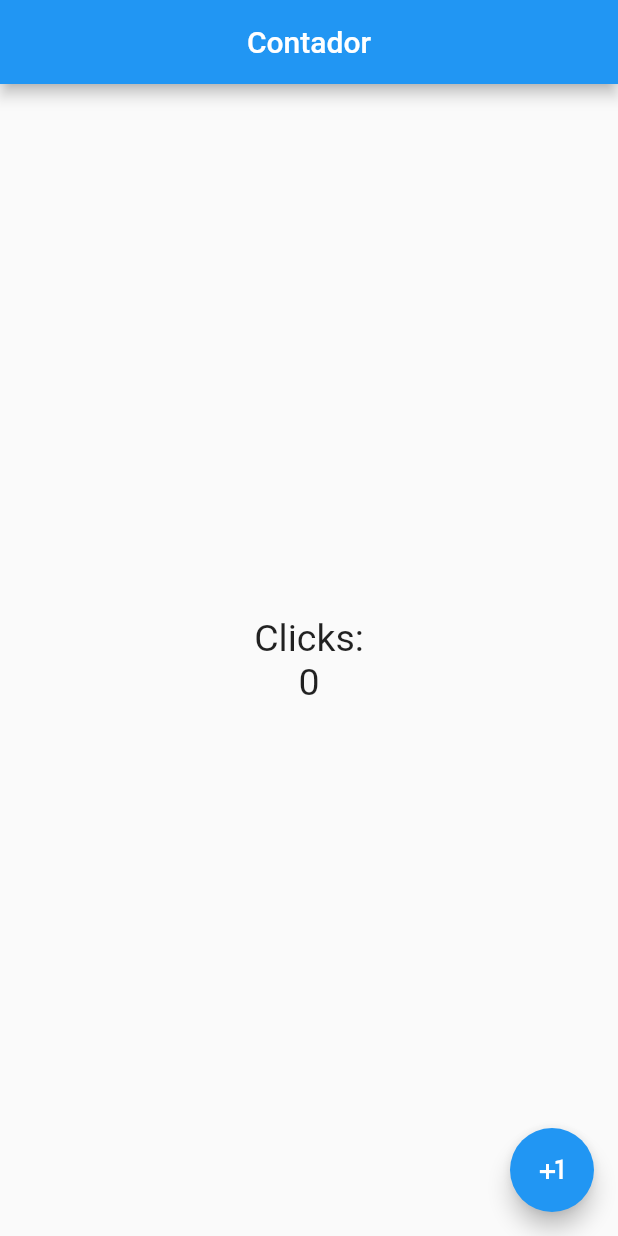
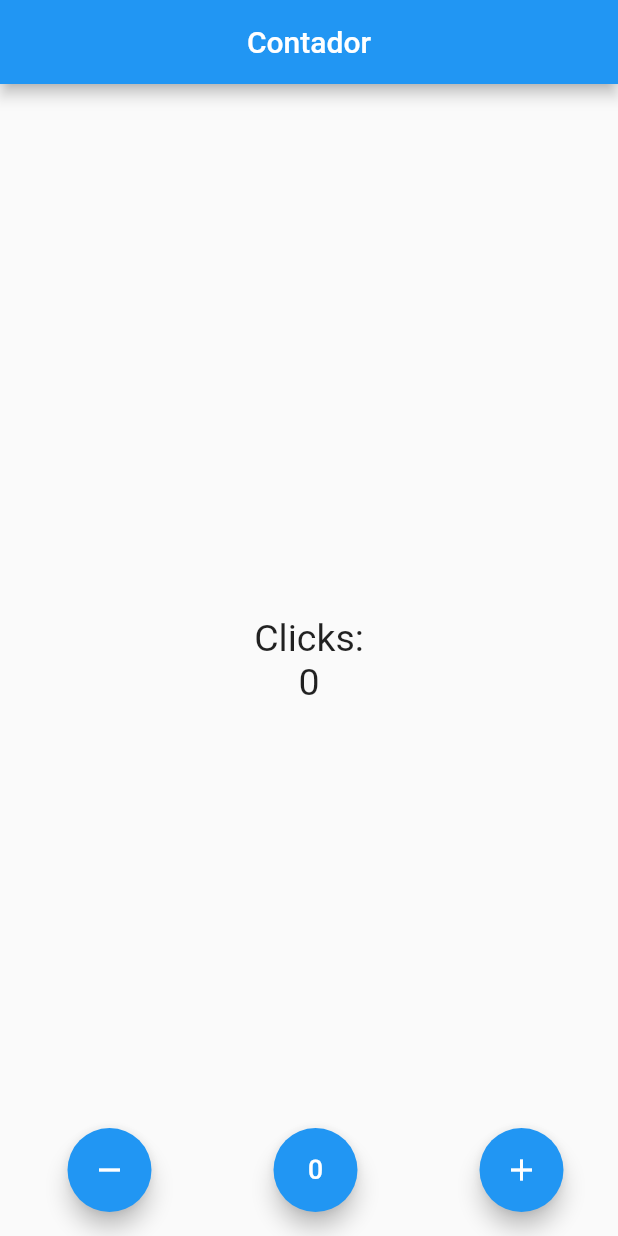
Before and after one commit to adrielmoreno/flutter-counter, a Flutter app: the screen it shows after launch, on a phone screen of 412 x 824 dp. Run offline on Flutter 3.47's test engine with Material 2 defaults, Android fonts, the phone set to English and light mode, and no system bars.

Commit message:
Contador finalizado

```diff
--- a/lib/src/app.dart
+++ b/lib/src/app.dart
@@ -4,9 +4,11 @@ import 'package:flutter/material.dart';
 // import 'package:contador/src/pages/home_page.dart';
 
 class MyApp extends StatelessWidget {
+  const MyApp({Key? key}) : super(key: key);
+
   @override
   Widget build(context) {
-    return MaterialApp(
+    return const MaterialApp(
       debugShowCheckedModeBanner: false,
       home: Center(
         child: ContadorPage(),
--- a/lib/src/pages/contador_page.dart
+++ b/lib/src/pages/contador_page.dart
@@ -1,6 +1,8 @@
 import 'package:flutter/material.dart';
 
 class ContadorPage extends StatefulWidget {
+  const ContadorPage({Key? key}) : super(key: key);
+
   @override
   createState() => _ContadorPageState();
 }
@@ -12,7 +14,7 @@ class _ContadorPageState extends State<ContadorPage> {
   @override
   Widget build(BuildContext context) {
     return Scaffold(
-      appBar: AppBar(title: Text('Contador'), centerTitle: true),
+        appBar: AppBar(title: const Text('Contador'), centerTitle: true),
         body: Center(
           child: Column(
             mainAxisAlignment: MainAxisAlignment.center,
@@ -22,16 +24,43 @@ class _ContadorPageState extends State<ContadorPage> {
             ],
           ),
         ),
-
-      floatingActionButton: FloatingActionButton(
-        child: Icon(Icons.plus_one),
-        onPressed: () {
-          setState(() {
-            _conteo++;
-          });
-        },
-      ),
+        floatingActionButton: _crearBotones()
         // floatingActionButtonLocation: FloatingActionButtonLocation.centerFloat,
         );
   }
+
+  Widget _crearBotones() {
+    return Row(
+      mainAxisAlignment: MainAxisAlignment.spaceAround,
+      children: [
+        const SizedBox(),
+        FloatingActionButton(
+          onPressed: _restar,
+          child: const Icon(Icons.remove),
+        ),
+        const SizedBox(),
+        FloatingActionButton(
+          onPressed: _reset,
+          child: const Icon(Icons.exposure_zero_sharp),
+        ),
+        const SizedBox(),
+        FloatingActionButton(
+          onPressed: _sumar,
+          child: const Icon(Icons.add),
+        )
+      ],
+    );
   }
+
+  void _sumar() {
+    setState(() => _conteo++);
+  }
+
+  void _restar() {
+    setState(() => {if (_conteo > 0) _conteo--});
+  }
+
+  void _reset() {
+    setState(() => _conteo = 0);
+  }
+}
```
Also changed, not shown: lib/src/pages/home_page.dart (deleted, +0 -31 lines). Lines whose indentation alone changed are shown as unchanged.
